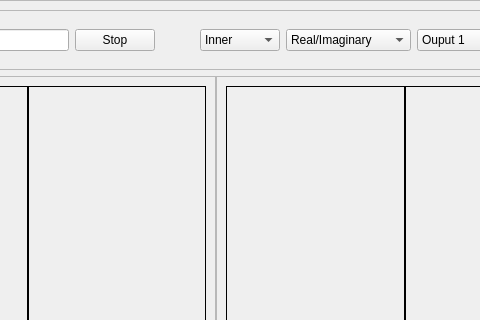
Old version of the form view/mainwindow.ui in the repository Bodykudo/Image-Mixer; both pictures show x 171 to 651 and y 0 to 320 of the 1224 by 881 pixel window.
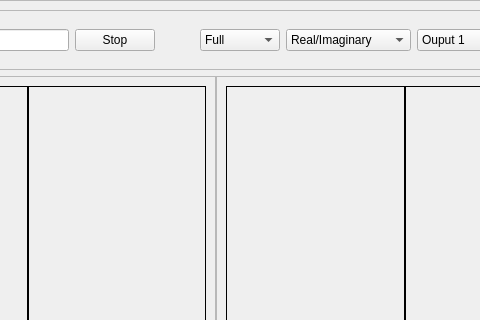
New version of the form.

Diff of the .ui file:
```diff
--- a/view/mainwindow.ui
+++ b/view/mainwindow.ui
@@ -95,6 +95,11 @@
               <height>0</height>
              </size>
             </property>
+            <item>
+             <property name="text">
+              <string>Full</string>
+             </property>
+            </item>
             <item>
              <property name="text">
               <string>Inner</string>
```
